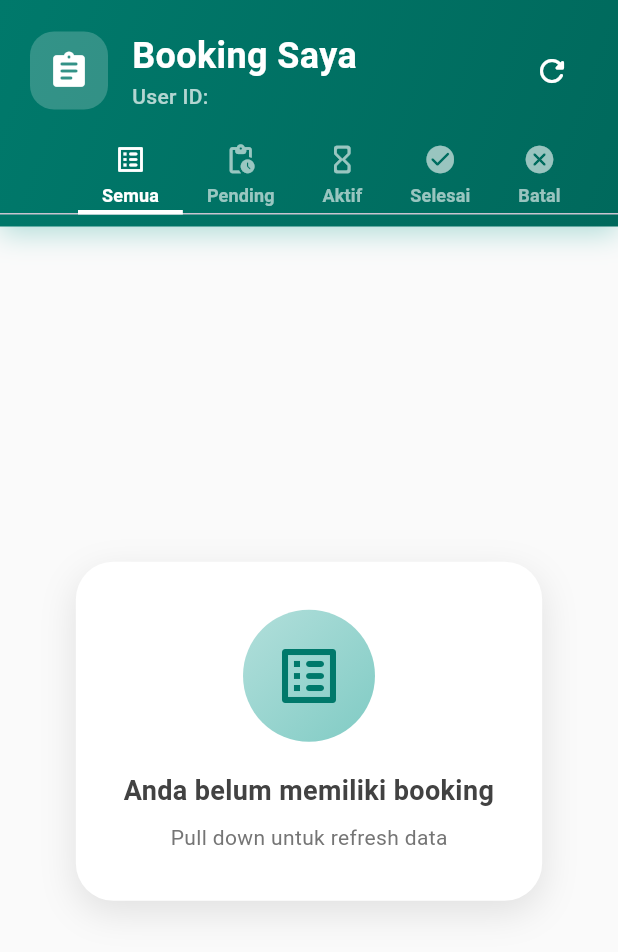
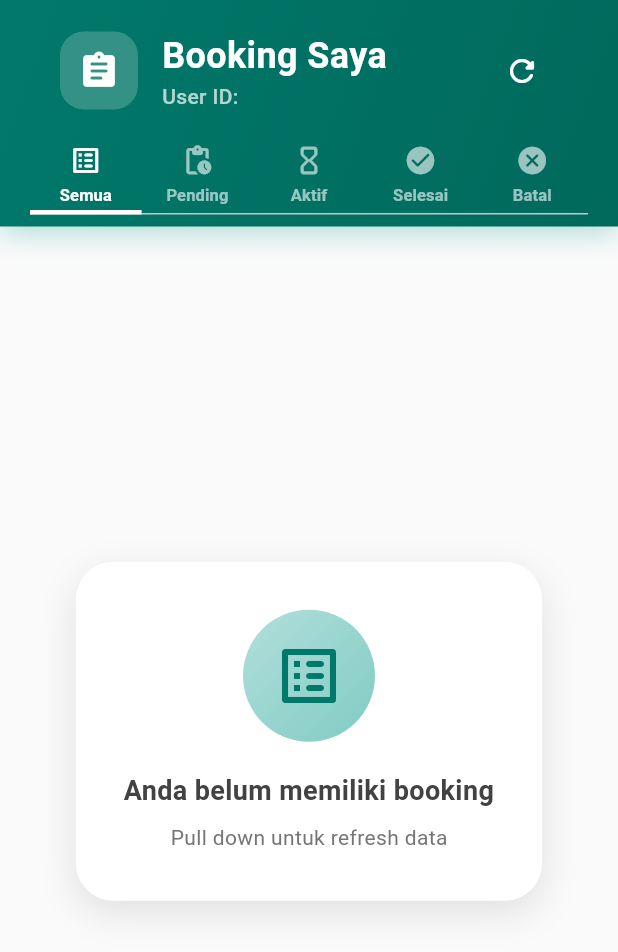
Before and after one commit to aruma19/RentCar-Mobile, a Flutter app: the BookPage screen opened directly with empty values, on a phone screen of 412 x 824 dp. Shown: the top 952 px of the screen. Run offline on Flutter 3.47's test engine with Material 3 defaults, Android fonts, the phone set to English and light mode, and no system bars; our stand-ins replace hive, hive_flutter, shared_preferences; accounts and stored records are empty.

Commit message:
Perataan tabbar pada halaman bookpage

```diff
--- a/lib/pages/BookPage.dart
+++ b/lib/pages/BookPage.dart
@@ -516,7 +516,8 @@ class _BookPageState extends State<BookPage> with TickerProviderStateMixin {
           ),
         ],
       ),
-      child: SafeArea(
+      child: Padding(
+        padding: const EdgeInsets.symmetric(horizontal: 20),
         child: Column(
           children: [
             Padding(
@@ -575,7 +576,7 @@ class _BookPageState extends State<BookPage> with TickerProviderStateMixin {
               indicatorColor: Colors.white,
               indicatorWeight: 3,
               indicatorSize: TabBarIndicatorSize.tab,
-              isScrollable: true,
+              isScrollable: false,
               tabs: const [
                 Tab(
                   child: Column(
@@ -583,7 +584,7 @@ class _BookPageState extends State<BookPage> with TickerProviderStateMixin {
                     children: [
                       Icon(Icons.list_alt_rounded, size: 22),
                       SizedBox(height: 4),
-                      Text('Semua', style: TextStyle(fontSize: 12, fontWeight: FontWeight.w600)),
+                      Text('Semua', style: TextStyle(fontSize: 11, fontWeight: FontWeight.w600)),
                     ],
                   ),
                 ),
@@ -593,7 +594,7 @@ class _BookPageState extends State<BookPage> with TickerProviderStateMixin {
                     children: [
                       Icon(Icons.pending_actions_rounded, size: 22),
                       SizedBox(height: 4),
-                      Text('Pending', style: TextStyle(fontSize: 12, fontWeight: FontWeight.w600)),
+                      Text('Pending', style: TextStyle(fontSize: 11, fontWeight: FontWeight.w600)),
                     ],
                   ),
                 ),
@@ -603,7 +604,7 @@ class _BookPageState extends State<BookPage> with TickerProviderStateMixin {
                     children: [
                       Icon(Icons.hourglass_empty_rounded, size: 22),
                       SizedBox(height: 4),
-                      Text('Aktif', style: TextStyle(fontSize: 12, fontWeight: FontWeight.w600)),
+                      Text('Aktif', style: TextStyle(fontSize: 11, fontWeight: FontWeight.w600)),
                     ],
                   ),
                 ),
@@ -613,7 +614,7 @@ class _BookPageState extends State<BookPage> with TickerProviderStateMixin {
                     children: [
                       Icon(Icons.check_circle_rounded, size: 22),
                       SizedBox(height: 4),
-                      Text('Selesai', style: TextStyle(fontSize: 12, fontWeight: FontWeight.w600)),
+                      Text('Selesai', style: TextStyle(fontSize: 11, fontWeight: FontWeight.w600)),
                     ],
                   ),
                 ),
@@ -623,7 +624,7 @@ class _BookPageState extends State<BookPage> with TickerProviderStateMixin {
                     children: [
                       Icon(Icons.cancel_rounded, size: 22),
                       SizedBox(height: 4),
-                      Text('Batal', style: TextStyle(fontSize: 12, fontWeight: FontWeight.w600)),
+                      Text('Batal', style: TextStyle(fontSize: 11, fontWeight: FontWeight.w600)),
                     ],
                   ),
                 ),
```
